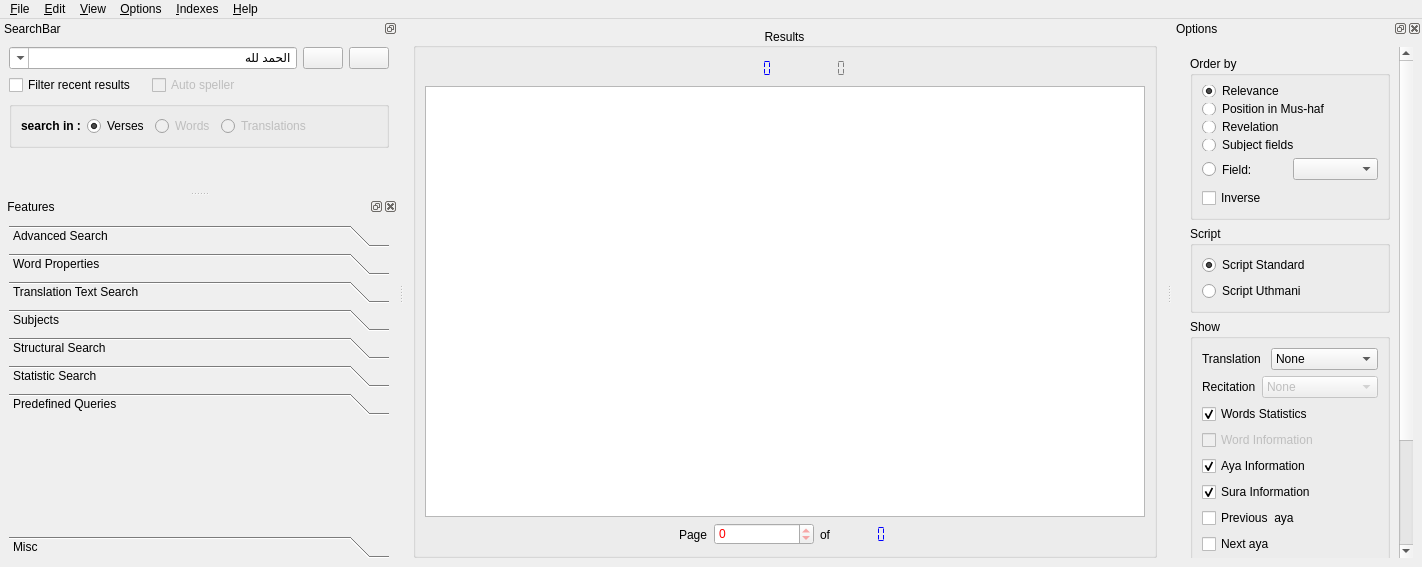
Old version of the form src/alfanous-desktop/UI/mainform.ui in the repository Alfanous-team/alfanous.
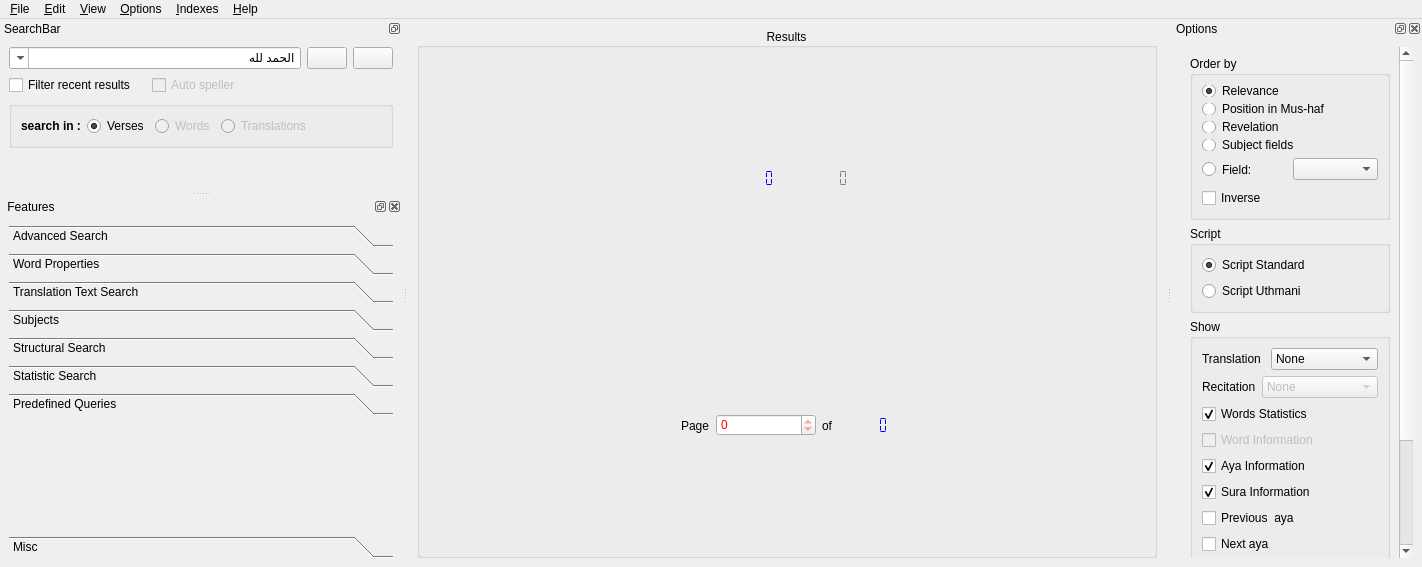
New version of the form. Icons and pictures are not drawn.

Commit message: improving the styling of results using Qwebview #117

What changed in the file:
```diff
--- a/src/alfanous-desktop/UI/mainform.ui
+++ b/src/alfanous-desktop/UI/mainform.ui
@@ -140,7 +140,7 @@
              <property name="smallDecimalPoint">
               <bool>true</bool>
              </property>
-             <property name="numDigits">
+             <property name="digitCount">
               <number>4</number>
              </property>
              <property name="segmentStyle">
@@ -185,7 +185,7 @@
              <property name="smallDecimalPoint">
               <bool>true</bool>
              </property>
-             <property name="numDigits">
+             <property name="digitCount">
               <number>5</number>
              </property>
              <property name="segmentStyle">
@@ -216,77 +216,6 @@
          </item>
         </layout>
        </item>
-       <item>
-        <widget class="QTextBrowser" name="o_results">
-         <property name="sizePolicy">
-          <sizepolicy hsizetype="Expanding" vsizetype="Expanding">
-           <horstretch>0</horstretch>
-           <verstretch>0</verstretch>
-          </sizepolicy>
-         </property>
-         <property name="minimumSize">
-          <size>
-           <width>300</width>
-           <height>25</height>
-          </size>
-         </property>
-         <property name="maximumSize">
-          <size>
-           <width>16777215</width>
-           <height>16777215</height>
-          </size>
-         </property>
-         <property name="font">
-          <font>
-           <family>Arial</family>
-           <pointsize>12</pointsize>
-          </font>
-         </property>
-         <property name="cursor" stdset="0">
-          <cursorShape>IBeamCursor</cursorShape>
-         </property>
-         <property name="toolTip">
-          <string>Results</string>
-         </property>
-         <property name="autoFillBackground">
-          <bool>false</bool>
-         </property>
-         <property name="styleSheet">
-          <string notr="true"/>
-         </property>
-         <property name="documentTitle">
-          <string>Results</string>
-         </property>
-         <property name="undoRedoEnabled">
-          <bool>false</bool>
-         </property>
-         <property name="readOnly">
-          <bool>true</bool>
-         </property>
-         <property name="html">
-          <string notr="true">&lt;!DOCTYPE HTML PUBLIC &quot;-//W3C//DTD HTML 4.0//EN&quot; &quot;http://www.w3.org/TR/REC-html40/strict.dtd&quot;&gt;
-&lt;html&gt;&lt;head&gt;&lt;meta name=&quot;qrichtext&quot; content=&quot;1&quot; /&gt;&lt;title&gt;Results&lt;/title&gt;&lt;style type=&quot;text/css&quot;&gt;
-p, li { white-space: pre-wrap; }
-&lt;/style&gt;&lt;/head&gt;&lt;body style=&quot; font-family:'Arial'; font-size:12pt; font-weight:400; font-style:normal;&quot;&gt;
-&lt;p align=&quot;center&quot; style=&quot;-qt-paragraph-type:empty; margin-top:0px; margin-bottom:0px; margin-left:0px; margin-right:0px; -qt-block-indent:0; text-indent:0px; font-family:'ArabeyesQr'; font-size:14pt;&quot;&gt;&lt;br /&gt;&lt;/p&gt;
-&lt;p align=&quot;center&quot; style=&quot;-qt-paragraph-type:empty; margin-top:0px; margin-bottom:0px; margin-left:0px; margin-right:0px; -qt-block-indent:0; text-indent:0px; font-family:'ArabeyesQr'; font-size:14pt;&quot;&gt;&lt;br /&gt;&lt;/p&gt;
-&lt;p align=&quot;center&quot; style=&quot; margin-top:0px; margin-bottom:0px; margin-left:0px; margin-right:0px; -qt-block-indent:0; text-indent:0px;&quot;&gt;&lt;img src=&quot;:/resources/alfanous.jpg&quot; /&gt;&lt;/p&gt;
-&lt;p align=&quot;center&quot; style=&quot;-qt-paragraph-type:empty; margin-top:0px; margin-bottom:0px; margin-left:0px; margin-right:0px; -qt-block-indent:0; text-indent:0px; font-family:'ArabeyesQr';&quot;&gt;&lt;br /&gt;&lt;/p&gt;&lt;/body&gt;&lt;/html&gt;</string>
-         </property>
-         <property name="overwriteMode">
-          <bool>true</bool>
-         </property>
-         <property name="acceptRichText">
-          <bool>true</bool>
-         </property>
-         <property name="textInteractionFlags">
-          <set>Qt::LinksAccessibleByKeyboard|Qt::LinksAccessibleByMouse|Qt::TextBrowserInteraction|Qt::TextSelectableByKeyboard|Qt::TextSelectableByMouse</set>
-         </property>
-         <property name="openLinks">
-          <bool>true</bool>
-         </property>
-        </widget>
-       </item>
        <item>
         <layout class="QHBoxLayout" name="horizontalLayout_40">
          <item>
@@ -367,7 +296,7 @@
            <property name="smallDecimalPoint">
             <bool>true</bool>
            </property>
-           <property name="numDigits">
+           <property name="digitCount">
             <number>5</number>
            </property>
            <property name="segmentStyle">
@@ -1147,7 +1076,7 @@
    </property>
    <property name="minimumSize">
     <size>
-     <width>398</width>
+     <width>402</width>
      <height>172</height>
     </size>
    </property>
@@ -2972,7 +2901,7 @@
          <rect>
           <x>0</x>
           <y>0</y>
-          <width>420</width>
+          <width>424</width>
           <height>73</height>
          </rect>
         </property>
```
Left out of the diff: 16 changed lines with no effect on the pictures. The commit also changes 2 other files.
